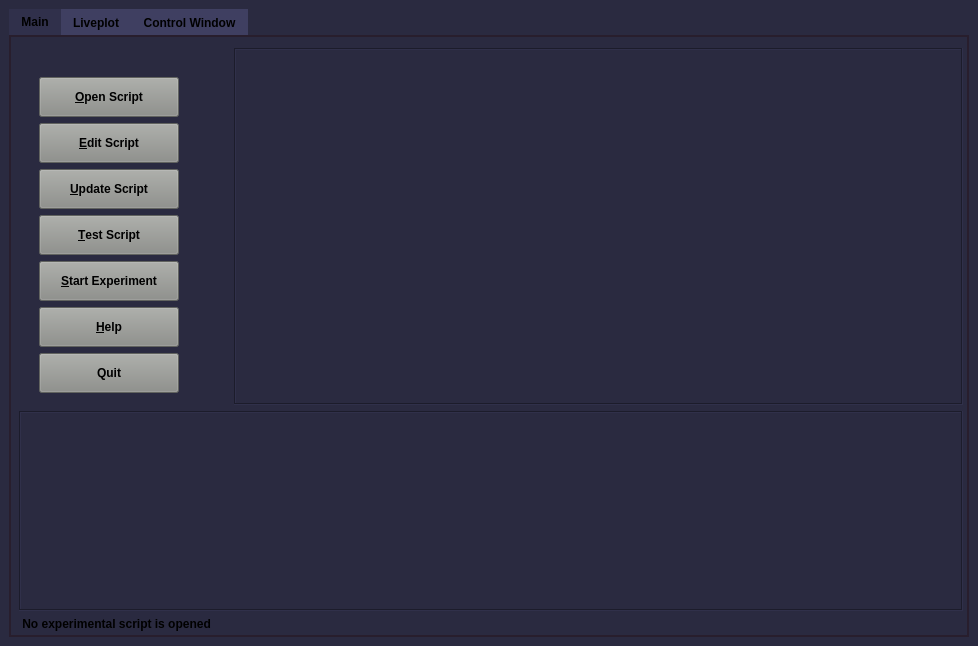
The window that atomize/main/gui/main_window.ui (Anatoly1010/Atomize_ITC) describes before a commit, drawn with Qt 5.
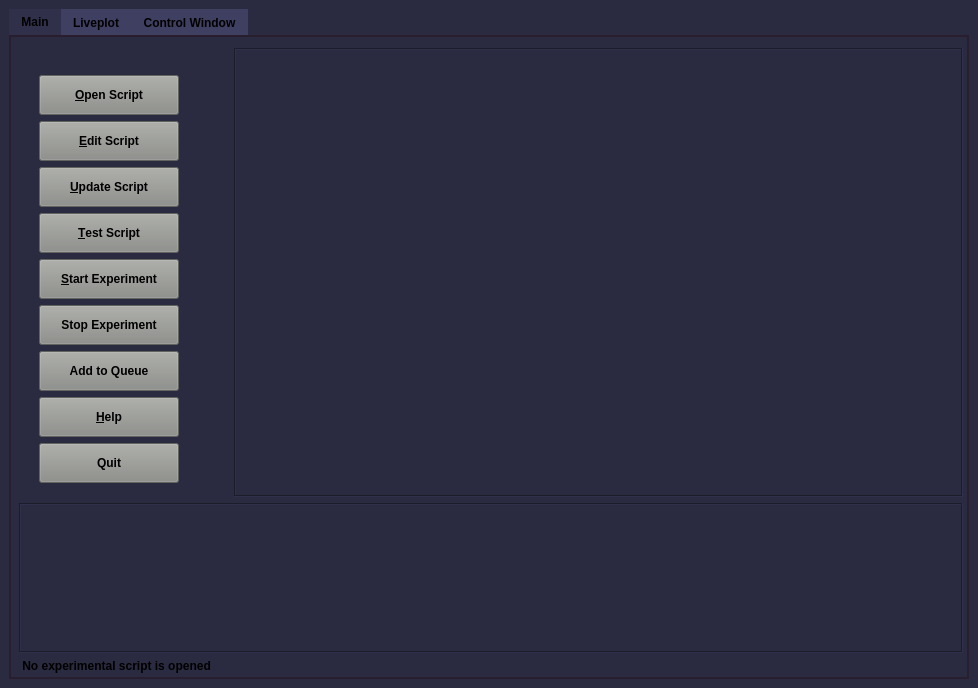
The same window after the commit. The open tabs and pages were chosen to show the change. Custom widgets are drawn as their Qt base class.

What changed in the file:
```diff
--- a/atomize/main/gui/main_window.ui
+++ b/atomize/main/gui/main_window.ui
@@ -7,7 +7,7 @@
     <x>0</x>
     <y>0</y>
     <width>978</width>
-    <height>646</height>
+    <height>688</height>
    </rect>
   </property>
   <property name="sizePolicy">
@@ -114,7 +114,7 @@
          </widget>
         </item>
         <item row="1" column="0">
-         <layout class="QGridLayout" name="gridLayout_tab" rowstretch="0,0,0,0,0,0,0,0,0,0,0,0" columnstretch="0,0,0,0">
+         <layout class="QGridLayout" name="gridLayout_tab" rowstretch="0,0,0,0,0,0,0,0,0,0,0,0,0,0" columnstretch="0,0,0,0">
           <property name="sizeConstraint">
            <enum>QLayout::SetMinAndMaxSize</enum>
           </property>
@@ -124,6 +124,19 @@
           <property name="horizontalSpacing">
            <number>20</number>
           </property>
+          <item row="12" column="1">
+           <spacer name="verticalSpacer_3">
+            <property name="orientation">
+             <enum>Qt::Vertical</enum>
+            </property>
+            <property name="sizeHint" stdset="0">
+             <size>
+              <width>20</width>
+              <height>40</height>
+             </size>
+            </property>
+           </spacer>
+          </item>
           <item row="7" column="1">
            <widget class="QPushButton" name="button_start">
             <property name="minimumSize">
@@ -146,7 +159,7 @@
             </property>
            </widget>
           </item>
-          <item row="8" column="1">
+          <item row="10" column="1">
            <widget class="QPushButton" name="button_help">
             <property name="minimumSize">
              <size>
@@ -168,20 +181,7 @@
             </property>
            </widget>
           </item>
-          <item row="10" column="1">
-           <spacer name="verticalSpacer_3">
-            <property name="orientation">
-             <enum>Qt::Vertical</enum>
-            </property>
-            <property name="sizeHint" stdset="0">
-             <size>
-              <width>20</width>
-              <height>40</height>
-             </size>
-            </property>
-           </spacer>
-          </item>
-          <item row="1" column="3" rowspan="10">
+          <item row="1" column="3" rowspan="12">
            <widget class="CodeEditor" name="textEdit">
             <property name="sizePolicy">
              <sizepolicy hsizetype="Expanding" vsizetype="Expanding">
@@ -235,12 +235,40 @@
             </property>
            </widget>
           </item>
-          <item row="11" column="0" colspan="4">
+          <item row="3" column="1">
+           <widget class="QPushButton" name="button_open">
+            <property name="sizePolicy">
+             <sizepolicy hsizetype="Minimum" vsizetype="Fixed">
+              <horstretch>0</horstretch>
+              <verstretch>0</verstretch>
+             </sizepolicy>
+            </property>
+            <property name="minimumSize">
+             <size>
+              <width>140</width>
+              <height>40</height>
+             </size>
+            </property>
+            <property name="font">
+             <font>
+              <weight>75</weight>
+              <bold>true</bold>
+             </font>
+            </property>
+            <property name="styleSheet">
+             <string notr="true">background-color: rgb(136, 138, 133);</string>
+            </property>
+            <property name="text">
+             <string>&amp;Open Script</string>
+            </property>
+           </widget>
+          </item>
+          <item row="13" column="0" colspan="4">
            <widget class="CodeEditor" name="text_errors">
             <property name="minimumSize">
              <size>
               <width>0</width>
-              <height>200</height>
+              <height>150</height>
              </size>
             </property>
             <property name="font">
@@ -309,56 +337,6 @@
             </property>
            </widget>
           </item>
-          <item row="3" column="1">
-           <widget class="QPushButton" name="button_open">
-            <property name="sizePolicy">
-             <sizepolicy hsizetype="Minimum" vsizetype="Fixed">
-              <horstretch>0</horstretch>
-              <verstretch>0</verstretch>
-             </sizepolicy>
-            </property>
-            <property name="minimumSize">
-             <size>
-              <width>140</width>
-              <height>40</height>
-             </size>
-            </property>
-            <property name="font">
-             <font>
-              <weight>75</weight>
-              <bold>true</bold>
-             </font>
-            </property>
-            <property name="styleSheet">
-             <string notr="true">background-color: rgb(136, 138, 133);</string>
-            </property>
-            <property name="text">
-             <string>&amp;Open Script</string>
-            </property>
-           </widget>
-          </item>
-          <item row="4" column="1">
-           <widget class="QPushButton" name="button_edit">
-            <property name="minimumSize">
-             <size>
-              <width>140</width>
-              <height>40</height>
-             </size>
-            </property>
-            <property name="font">
-             <font>
-              <weight>75</weight>
-              <bold>true</bold>
-             </font>
-            </property>
-            <property name="styleSheet">
-             <string notr="true">background-color: rgb(136, 138, 133);</string>
-            </property>
-            <property name="text">
-             <string>&amp;Edit Script</string>
-            </property>
-           </widget>
-          </item>
           <item row="1" column="1">
            <spacer name="verticalSpacer">
             <property name="orientation">
@@ -413,6 +391,28 @@
             </property>
            </widget>
           </item>
+          <item row="4" column="1">
+           <widget class="QPushButton" name="button_edit">
+            <property name="minimumSize">
+             <size>
+              <width>140</width>
+              <height>40</height>
+             </size>
+            </property>
+            <property name="font">
+             <font>
+              <weight>75</weight>
+              <bold>true</bold>
+             </font>
+            </property>
+            <property name="styleSheet">
+             <string notr="true">background-color: rgb(136, 138, 133);</string>
+            </property>
+            <property name="text">
+             <string>&amp;Edit Script</string>
+            </property>
+           </widget>
+          </item>
           <item row="3" column="2">
            <spacer name="horizontalSpacer">
             <property name="orientation">
@@ -426,28 +426,6 @@
             </property>
            </spacer>
           </item>
-          <item row="9" column="1">
-           <widget class="QPushButton" name="button_quit">
-            <property name="minimumSize">
-             <size>
-              <width>0</width>
-              <height>40</height>
-             </size>
-            </property>
-            <property name="font">
-             <font>
-              <weight>75</weight>
-              <bold>true</bold>
-             </font>
-            </property>
-            <property name="styleSheet">
-             <string notr="true">background-color: rgb(136, 138, 133);</string>
-            </property>
-            <property name="text">
-             <string>Quit</string>
-            </property>
-           </widget>
-          </item>
           <item row="2" column="1">
            <spacer name="verticalSpacer_6">
             <property name="orientation">
@@ -459,11 +437,77 @@
             <property name="sizeHint" stdset="0">
              <size>
               <width>20</width>
-              <height>10</height>
+              <height>0</height>
              </size>
             </property>
            </spacer>
           </item>
+          <item row="11" column="1">
+           <widget class="QPushButton" name="button_quit">
+            <property name="minimumSize">
+             <size>
+              <width>0</width>
+              <height>40</height>
+             </size>
+            </property>
+            <property name="font">
+             <font>
+              <weight>75</weight>
+              <bold>true</bold>
+             </font>
+            </property>
+            <property name="styleSheet">
+             <string notr="true">background-color: rgb(136, 138, 133);</string>
+            </property>
+            <property name="text">
+             <string>Quit</string>
+            </property>
+           </widget>
+          </item>
+          <item row="8" column="1">
+           <widget class="QPushButton" name="button_stop">
+            <property name="minimumSize">
+             <size>
+              <width>0</width>
+              <height>40</height>
+             </size>
+            </property>
+            <property name="font">
+             <font>
+              <weight>75</weight>
+              <bold>true</bold>
+             </font>
+            </property>
+            <property name="styleSheet">
+             <string notr="true">background-color: rgb(136, 138, 133);</string>
+            </property>
+            <property name="text">
+             <string>Stop Experiment</string>
+            </property>
+           </widget>
+          </item>
+          <item row="9" column="1">
+           <widget class="QPushButton" name="button_queue">
+            <property name="minimumSize">
+             <size>
+              <width>0</width>
+              <height>40</height>
+             </size>
+            </property>
+            <property name="font">
+             <font>
+              <weight>75</weight>
+              <bold>true</bold>
+             </font>
+            </property>
+            <property name="styleSheet">
+             <string notr="true">background-color: rgb(136, 138, 133);</string>
+            </property>
+            <property name="text">
+             <string>Add to Queue</string>
+            </property>
+           </widget>
+          </item>
          </layout>
         </item>
        </layout>
```
Left out of the diff: 4 changed lines with no effect on the pictures.
